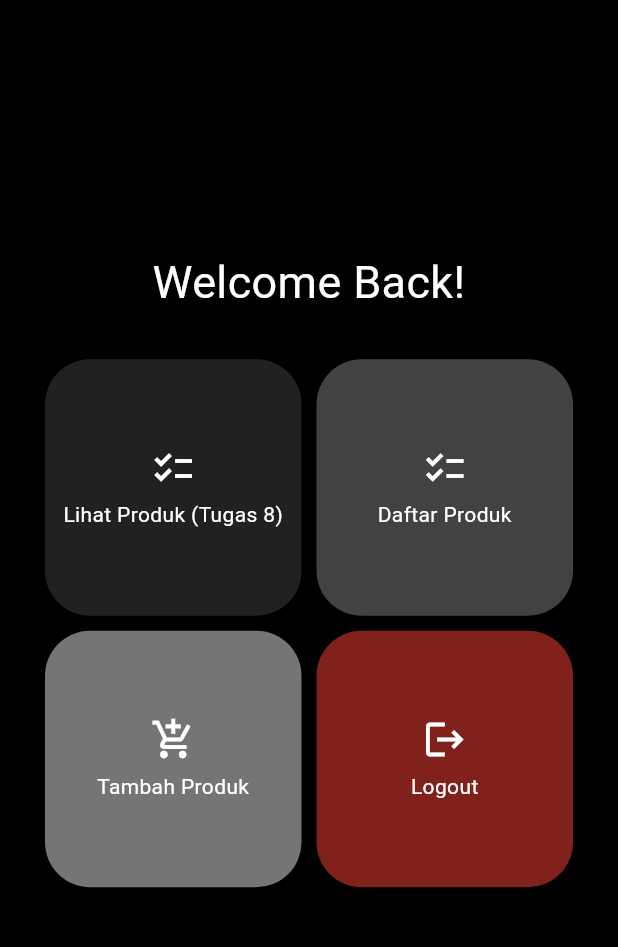
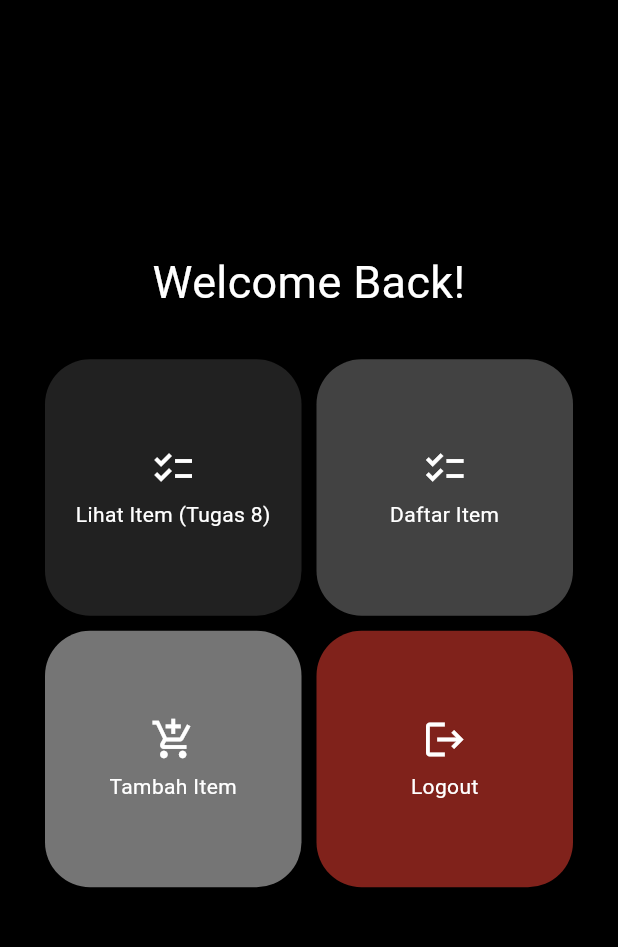
Before and after one commit to rakbidb/arto-moro-mobile, a Flutter app: the MyHomePage screen opened directly, on a phone screen of 412 x 824 dp, the part 84-1031 px from its top. Run offline on Flutter 3.47's test engine with Material 3 defaults, Android fonts, the phone set to English and light mode, and no system bars; missing offline and left inert: pbp_django_auth.

Commit message:
mengerjakan task 9

```diff
--- a/lib/models/item.dart
+++ b/lib/models/item.dart
@@ -4,11 +4,9 @@
 
 import 'dart:convert';
 
-List<Item> itemFromJson(String str) =>
-    List<Item>.from(json.decode(str).map((x) => Item.fromJson(x)));
+List<Item> itemFromJson(String str) => List<Item>.from(json.decode(str).map((x) => Item.fromJson(x)));
 
-String itemToJson(List<Item> data) =>
-    json.encode(List<dynamic>.from(data.map((x) => x.toJson())));
+String itemToJson(List<Item> data) => json.encode(List<dynamic>.from(data.map((x) => x.toJson())));
 
 class Item {
     String model;
@@ -37,36 +35,39 @@ class Item {
 class Fields {
     int user;
     String name;
+    DateTime dateAdded;
+    int price;
+    String description;
     int amount;
-  String description;
-  int price;
-  DateTime dateAdded;
+    String category;
 
     Fields({
         required this.user,
         required this.name,
+        required this.dateAdded,
+        required this.price,
+        required this.description,
         required this.amount,
-    required this.description,
-    required this.price,
-    required this.dateAdded,
+        required this.category,
     });
 
     factory Fields.fromJson(Map<String, dynamic> json) => Fields(
         user: json["user"],
         name: json["name"],
+        dateAdded: DateTime.parse(json["date_added"]),
+        price: json["price"],
+        description: json["description"],
         amount: json["amount"],
-        description: json["description"],
-        price: json["price"],
-        dateAdded: DateTime.parse(json["date_added"]),
+        category: json["category"],
     );
 
     Map<String, dynamic> toJson() => {
         "user": user,
         "name": name,
+        "date_added": "${dateAdded.year.toString().padLeft(4, '0')}-${dateAdded.month.toString().padLeft(2, '0')}-${dateAdded.day.toString().padLeft(2, '0')}",
+        "price": price,
+        "description": description,
         "amount": amount,
-        "description": description,
-        "price": price,
-        "date_added":
-            "${dateAdded.year.toString().padLeft(4, '0')}-${dateAdded.month.toString().padLeft(2, '0')}-${dateAdded.day.toString().padLeft(2, '0')}",
+        "category": category,
     };
 }
--- a/lib/screens/menu.dart
+++ b/lib/screens/menu.dart
@@ -6,9 +6,9 @@ class MyHomePage extends StatelessWidget {
   MyHomePage({super.key}); // Constructor
 
   final List<ShopItem> items = [
-    ShopItem("Lihat Produk (Tugas 8)", Icons.checklist, Colors.grey.shade900),
-    ShopItem("Daftar Produk", Icons.checklist, Colors.grey.shade800),
-    ShopItem("Tambah Produk", Icons.add_shopping_cart, Colors.grey.shade600),
+    ShopItem("Lihat Item (Tugas 8)", Icons.checklist, Colors.grey.shade900),
+    ShopItem("Daftar Item", Icons.checklist, Colors.grey.shade800),
+    ShopItem("Tambah Item", Icons.add_shopping_cart, Colors.grey.shade600),
     ShopItem("Logout", Icons.logout, const Color.fromRGBO(128, 34, 27, 1)),
   ];
 
--- a/lib/widgets/left_drawer.dart
+++ b/lib/widgets/left_drawer.dart
@@ -63,7 +63,7 @@ class LeftDrawer extends StatelessWidget {
               color: Colors.white,
             ),
             title: const Text(
-              'Lihat Produk',
+              'Lihat Item',
               style: TextStyle(color: Colors.white),
             ),
             // Bagian redirection ke ShopListPage
@@ -81,7 +81,7 @@ class LeftDrawer extends StatelessWidget {
               color: Colors.white,
             ),
             title: const Text(
-              'Tambah Produk',
+              'Tambah Item',
               style: TextStyle(color: Colors.white),
             ),
             // Bagian redirection ke ShopFormPage
--- a/lib/widgets/shop_card.dart
+++ b/lib/widgets/shop_card.dart
@@ -24,13 +24,13 @@ class ShopCard extends StatelessWidget {
         // Area responsive terhadap sentuhan
         // Navigate ke route yang sesuai (tergantung jenis tombol)
         onTap: () {
-          if (item.name == "Lihat Produk") {
+          if (item.name == "Lihat Item") {
             Navigator.push(
                 context,
                 MaterialPageRoute(
                   builder: (context) => const ShopListPage(),
                 ));
-          } else if (item.name == "Tambah Produk") {
+          } else if (item.name == "Tambah Item") {
             Navigator.push(
                 context,
                 MaterialPageRoute(
```
Also changed, not shown: 2 other files. Lines whose indentation alone changed are shown as unchanged.
